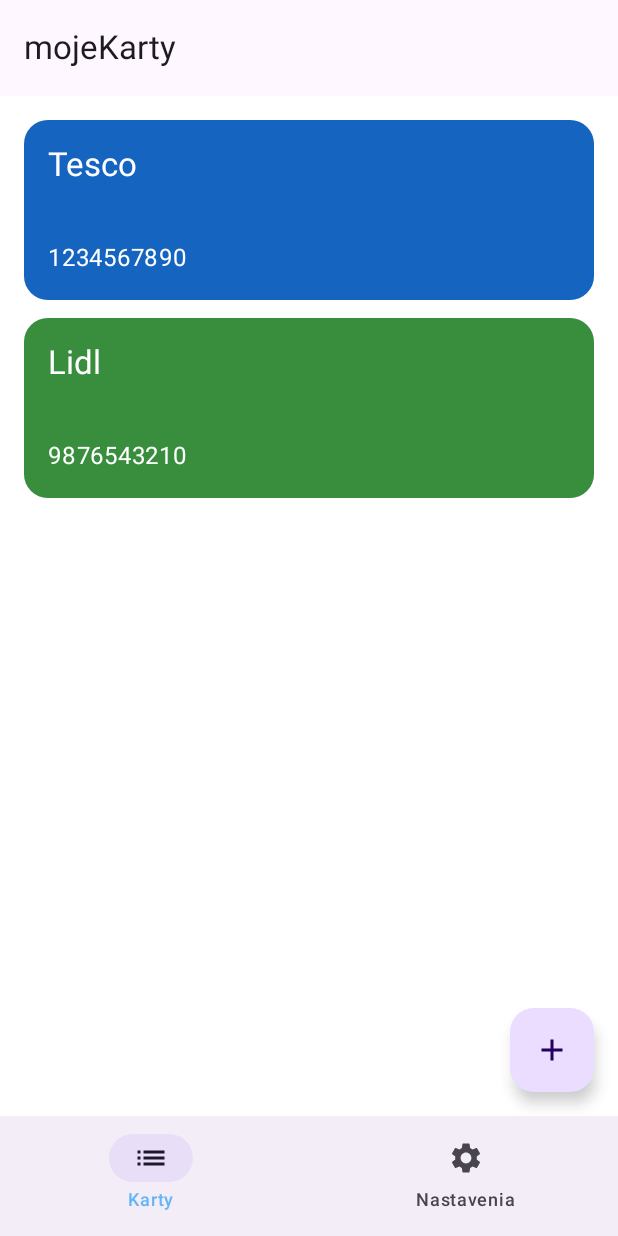
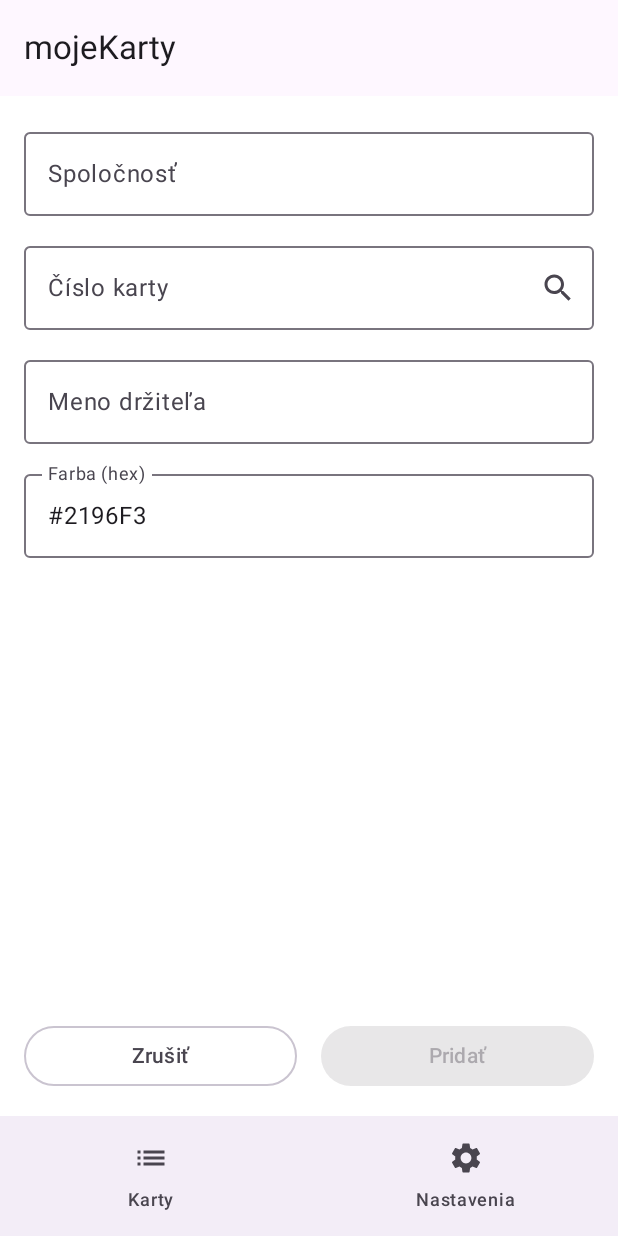
Before and after one commit to dubovecFilip/mojeKarty, an Android app built with Jetpack Compose: the screen it shows after launch (MainActivity), after a tap on "Pridať kartu", on a phone screen of 412 x 824 dp. Run offline under Robolectric (Android 15) with nearby library versions, the phone set to English and light mode, and no system bars.

Commit message:
Možnosť pridať novú kartu cez formulár
- presunuté plusko do horného panelu (TopAppBar), zobrazuje sa iba na obrazovke "Karty"
- pridaná navigácia na obrazovku "Pridať kartu"
- vytvorený základný AddCardScreen s formulárom (názov, číslo, meno, farba)
- nové karty sa zobrazia ihneď po návrate na hlavnú obrazovku

```diff
--- /dev/null
+++ b/app/src/main/java/com/example/mojekarty/ui/screens/AddCard.kt
@@ -0,0 +1,96 @@
+package com.example.mojekarty.ui.screens
+
+import androidx.compose.foundation.layout.*
+import androidx.compose.material.icons.Icons
+import androidx.compose.material.icons.filled.Search
+import androidx.compose.material3.*
+import androidx.compose.runtime.*
+import androidx.compose.ui.Modifier
+import androidx.compose.ui.unit.dp
+import com.example.mojekarty.model.Card
+
+@Composable
+fun AddCardScreen(
+    onSave: (Card) -> Unit,
+    onCancel: () -> Unit
+) {
+    var company by remember { mutableStateOf("") }
+    var number by remember { mutableStateOf("") }
+    var holder by remember { mutableStateOf("") }
+    var color by remember { mutableStateOf("#2196F3") }
+
+    Column(
+        modifier = Modifier
+            .fillMaxSize()
+            .padding(16.dp),
+        verticalArrangement = Arrangement.spacedBy(12.dp)
+    ) {
+        OutlinedTextField(
+            value = company,
+            onValueChange = { company = it },
+            label = { Text("Spoločnosť") },
+            singleLine = true,
+            modifier = Modifier.fillMaxWidth()
+        )
+        OutlinedTextField(
+            value = number,
+            onValueChange = { number = it },
+            label = { Text("Číslo karty") },
+            singleLine = true,
+            modifier = Modifier.fillMaxWidth(),
+            trailingIcon = {
+                IconButton(onClick = {
+                    // TODO: Skenovanie kódu
+                }) {
+                    Icon(Icons.Default.Search, contentDescription = "Skenovať")
+                }
+            }
+        )
+        OutlinedTextField(
+            value = holder,
+            onValueChange = { holder = it },
+            label = { Text("Meno držiteľa") },
+            singleLine = true,
+            modifier = Modifier.fillMaxWidth()
+        )
+
+        // Výber farby nateraz cez TextField
+        OutlinedTextField(
+            value = color,
+            onValueChange = { color = it },
+            label = { Text("Farba (hex)") },
+            singleLine = true,
+            modifier = Modifier.fillMaxWidth()
+        )
+
+        Spacer(modifier = Modifier.weight(1f))
+
+        Row(
+            horizontalArrangement = Arrangement.spacedBy(16.dp),
+            modifier = Modifier.fillMaxWidth()
+        ) {
+            OutlinedButton(
+                onClick = onCancel,
+                modifier = Modifier.weight(1f)
+            ) {
+                Text("Zrušiť")
+            }
+            Button(
+                onClick = {
+                    val newCard = Card(
+                        id = (0..999999).random(), // dočasné ID
+                        companyName = company,
+                        cardNumber = number,
+                        holderName = holder.ifBlank { null },
+                        color = color
+                    )
+                    onSave(newCard)
+                },
+                modifier = Modifier.weight(1f),
+                enabled = company.isNotBlank() && number.isNotBlank()
+            ) {
+                Text("Pridať")
+            }
+        }
+    }
+}
--- a/app/src/main/java/com/example/mojekarty/ui/screens/CardListScreen.kt
+++ b/app/src/main/java/com/example/mojekarty/ui/screens/CardListScreen.kt
@@ -3,11 +3,7 @@
 import androidx.compose.foundation.lazy.LazyColumn
 import androidx.compose.foundation.lazy.items
 import androidx.compose.foundation.layout.*
-import androidx.compose.material.icons.Icons
-import androidx.compose.material.icons.filled.Add
-import androidx.compose.material3.*
 import androidx.compose.runtime.Composable
-import androidx.compose.ui.Alignment
 import androidx.compose.ui.Modifier
 import androidx.compose.ui.unit.dp
 import com.example.mojekarty.model.Card
@@ -16,7 +12,6 @@
 @Composable
 fun CardListScreen(
     cards: List<Card>,
-    onAddClick: () -> Unit = {},
     onCardClick: (Card) -> Unit = {}
 ) {
     Box(modifier = Modifier.fillMaxSize()) {
@@ -30,14 +25,5 @@
                 Spacer(modifier = Modifier.height(12.dp))
             }
         }
-
-        FloatingActionButton(
-            onClick = onAddClick,
-            modifier = Modifier
-                .align(Alignment.BottomEnd)
-                .padding(16.dp)
-        ) {
-            Icon(Icons.Default.Add, contentDescription = "Pridať kartu")
-        }
     }
 }
--- a/app/src/main/java/com/example/mojekarty/ui/screens/MainScreen.kt
+++ b/app/src/main/java/com/example/mojekarty/ui/screens/MainScreen.kt
@@ -3,41 +3,57 @@
 import androidx.compose.foundation.layout.padding
 import androidx.compose.material.icons.Icons
 import androidx.compose.material.icons.automirrored.filled.List
-import androidx.compose.material.icons.filled.List
+import androidx.compose.material.icons.filled.Add
 import androidx.compose.material.icons.filled.Settings
 import androidx.compose.material3.*
 import androidx.compose.runtime.Composable
+import androidx.compose.runtime.getValue
+import androidx.compose.runtime.mutableStateListOf
+import androidx.compose.runtime.remember
 import androidx.compose.ui.Modifier
 import androidx.navigation.compose.NavHost
 import androidx.navigation.compose.composable
+import androidx.navigation.compose.currentBackStackEntryAsState
 import androidx.navigation.compose.rememberNavController
 import com.example.mojekarty.model.Card
 
 @OptIn(ExperimentalMaterial3Api::class)
 @Composable
-fun MainScreen() {
+fun MainScreen(
+    onAddClick: () -> Unit = {}
+) {
     val navController = rememberNavController()
+    val navBackStackEntry by navController.currentBackStackEntryAsState()
+    val currentDestination = navBackStackEntry?.destination?.route
 
-    // Testovacie dáta
-    val testCards = listOf(
+    val cards = remember { mutableStateListOf(
         Card(1, "Tesco", "1234567890", color = "#1565C0"),
         Card(2, "Lidl", "9876543210", color = "#388E3C")
-    )
+    ) }
 
     Scaffold(
         topBar = {
-            TopAppBar(title = { Text("mojeKarty") })
+            TopAppBar(
+                title = { Text("mojeKarty") },
+                actions = {
+                    if (currentDestination == "cards") {
+                        IconButton(onClick = { navController.navigate("add") }) {
+                            Icon(Icons.Default.Add, contentDescription = "Pridať kartu")
+                        }
+                    }
+                }
+            )
         },
         bottomBar = {
             NavigationBar {
                 NavigationBarItem(
-                    selected = true, // zatiaľ natvrdo
+                    selected = currentDestination == "cards",
                     onClick = { navController.navigate("cards") },
                     icon = { Icon(Icons.AutoMirrored.Filled.List, contentDescription = "Karty") },
                     label = { Text("Karty") }
                 )
                 NavigationBarItem(
-                    selected = false,
+                    selected = currentDestination == "settings",
                     onClick = { navController.navigate("settings") },
                     icon = { Icon(Icons.Default.Settings, contentDescription = "Nastavenia") },
                     label = { Text("Nastavenia") }
@@ -51,11 +67,22 @@
             modifier = Modifier.padding(innerPadding)
         ) {
             composable("cards") {
-                CardListScreen(cards = testCards)
+                CardListScreen(cards = cards)
             }
             composable("settings") {
                 Text("Nastavenia") // zatiaľ placeholder
             }
+            composable("add") {
+                AddCardScreen(
+                    onSave = { newCard ->
+                        cards.add(newCard)
+                        navController.popBackStack()
+                    },
+                    onCancel = {
+                        navController.popBackStack()
+                    }
+                )
+            }
         }
     }
 }
```
